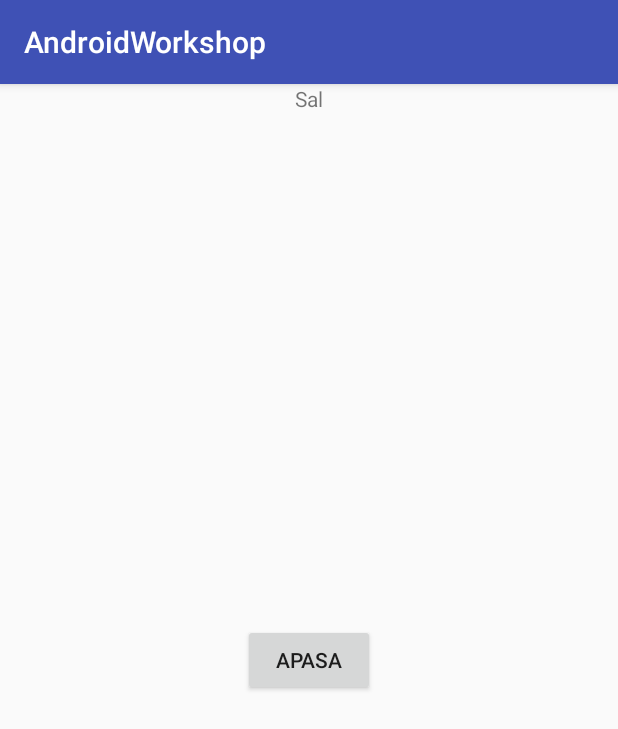
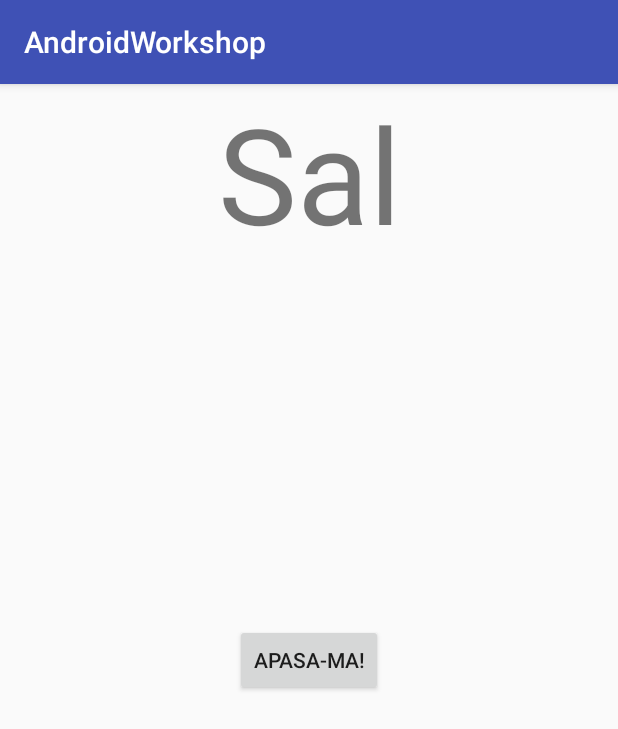
Before and after one commit to tudorg-telenav/android-workshop, an Android app: the screen it shows after launch (MainActivity), on a phone screen of 412 x 824 dp. Shown: the top 729 px of the screen. Run offline under Robolectric (Android 15) with nearby library versions, the phone set to English and light mode, and no system bars.

Commit message:
strings defined in values/strings

```diff
--- a/app/src/main/res/layout/activity_main.xml
+++ b/app/src/main/res/layout/activity_main.xml
@@ -9,17 +9,17 @@
     <TextView
         android:layout_width="wrap_content"
         android:layout_height="wrap_content"
-        android:text="Sal"
+        android:text="@string/text_de_bun_venit"
+        android:textSize="40pt"
         android:layout_above="@+id/myButton"
         app:layout_constraintLeft_toLeftOf="parent"
-        app:layout_constraintRight_toRightOf="parent"
-        tools:layout_editor_absoluteY="200dp" />
+        app:layout_constraintRight_toRightOf="parent" />
 
     <Button
         android:id="@+id/myButton"
         android:layout_width="wrap_content"
         android:layout_height="wrap_content"
-        android:text="Apasa"
+        android:text="@string/text_buton"
         android:onClick="button_pressed"
         app:layout_constraintBottom_toBottomOf="parent"
         app:layout_constraintLeft_toLeftOf="parent"
--- a/app/src/main/res/values/strings.xml
+++ b/app/src/main/res/values/strings.xml
@@ -1,3 +1,5 @@
 <resources>
     <string name="app_name">AndroidWorkshop</string>
+    <string name="text_de_bun_venit">Sal</string>
+    <string name="text_buton">Apasa-ma!</string>
 </resources>
```
